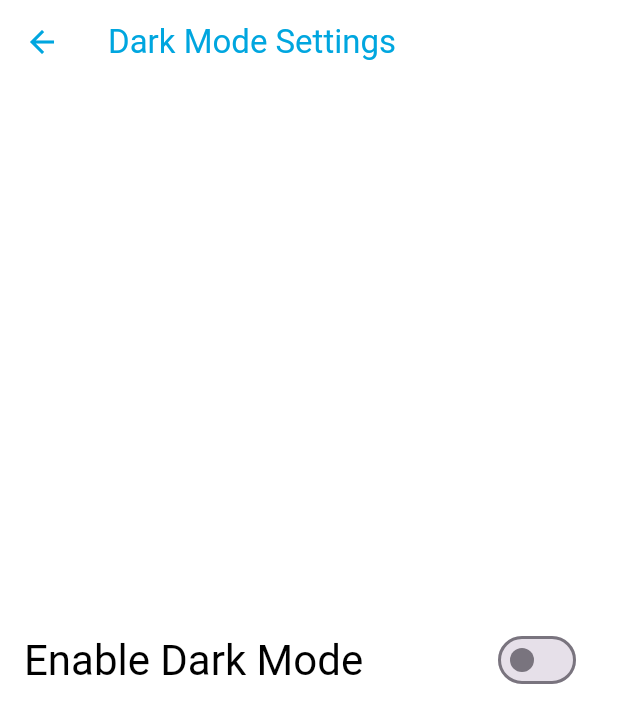
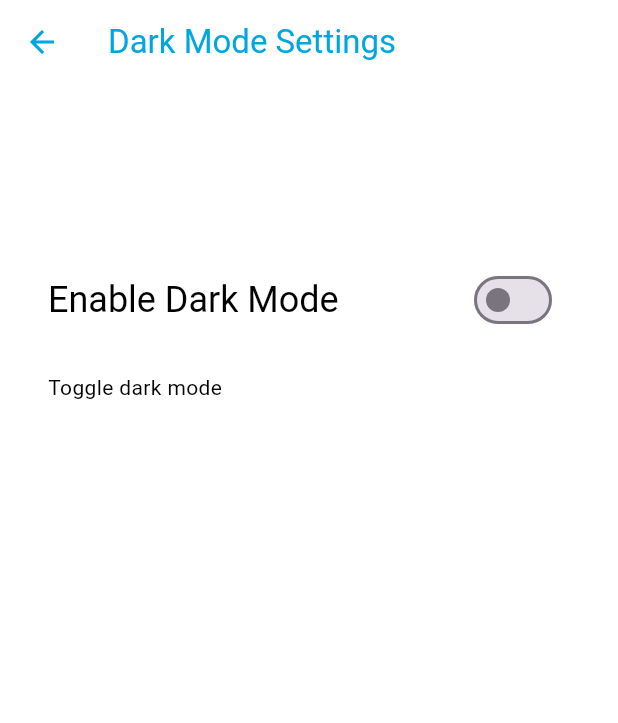
Before and after one commit to matthewyeo1/WanderWise, a Flutter app: the GeneralSettingsPage screen opened directly, after a tap on "Dark Mode", on a phone screen of 412 x 824 dp. Shown: the top 723 px of the screen. Run offline on Flutter 3.47's test engine with Material 3 defaults, Android fonts, the phone set to English and light mode, and no system bars; our stand-ins replace cloud_firestore, file_picker, firebase_auth, firebase_core, firebase_storage, google_maps_flutter and 2 more; missing offline and left inert: flutter_pdfview; accounts and stored records are empty.

Commit message:
-added: refinements to change email feature & delete account feature

```diff
--- a/ww_code/lib/dark_mode.dart
+++ b/ww_code/lib/dark_mode.dart
@@ -28,7 +28,6 @@ class _DarkModeSettingsPageState extends State<DarkModeSettingsPage> {
       });
     } else {
       Navigator.pushReplacementNamed(context, '/login');
-
     }
   }
 
@@ -60,25 +59,30 @@ class _DarkModeSettingsPageState extends State<DarkModeSettingsPage> {
 
   @override
   Widget build(BuildContext context) {
+    final theme = Theme.of(context);
+    final textColor =
+        theme.brightness == Brightness.dark ? Colors.white : Colors.black;
     return Scaffold(
       appBar: AppBar(
         title: const Text('Dark Mode Settings'),
       ),
-      body: Center(
+      body: Padding(
+        padding: const EdgeInsets.all(16.0),
         child: Consumer<ThemeNotifier>(
           builder: (context, themeNotifier, _) {
             return FutureBuilder<bool>(
                 future: _getUserDarkModePreference(),
                 builder: (context, snapshot) {
-                if (snapshot.connectionState == ConnectionState.waiting) {
-                  return const CircularProgressIndicator();
-                } else {
                   bool isDarkMode = snapshot.data ?? false;
 
-                  return SwitchListTile(
+                  return Column(
+                    crossAxisAlignment: CrossAxisAlignment.start,
+                    children: [
+                      const SizedBox(height: 100),
+                      SwitchListTile(
                         title: Text(
                           'Enable Dark Mode',
-                      style: Theme.of(context).textTheme.headlineMedium,
+                          style: Theme.of(context).textTheme.headlineSmall,
                         ),
                         value: isDarkMode,
                         onChanged: (value) {
@@ -87,12 +91,21 @@ class _DarkModeSettingsPageState extends State<DarkModeSettingsPage> {
                           });
                           _saveUserDarkModePreference(value);
                         },
-                    activeTrackColor: const Color.fromARGB(255, 54, 54, 114),
+                        activeTrackColor:
+                            const Color.fromARGB(255, 54, 54, 114),
                         activeColor: isDarkMode ? Colors.white : Colors.black45,
+                      ),
+                      const SizedBox(height: 20),
+                      Padding(
+                        padding: const EdgeInsets.symmetric(horizontal: 16.0),
+                        child: Text(
+                          'Toggle dark mode',
+                          style: TextStyle(color: textColor),
+                        ),
+                      ),
+                    ],
                   );
-                }
-              },
-            );
+                });
           },
         ),
       ),
--- a/ww_code/lib/general.dart
+++ b/ww_code/lib/general.dart
@@ -12,68 +12,38 @@ class GeneralSettingsPage extends StatelessWidget {
     final theme = Theme.of(context);
 
     return Scaffold(
-
       body: ListView(
         children: [
           const SizedBox(height: 50),
           _buildSectionHeader('Security', theme),
-          ListTile(
-            title: Text(
+          _buildListTile(
+            context,
             'Change Email',
-              style: theme.textTheme.bodySmall?.copyWith(fontSize: 20),
+            const ChangeEmailPage(),
+            theme,
           ),
-            onTap: () {
-              Navigator.push(
+          _buildListTile(
             context,
-                MaterialPageRoute(
-                  builder: (context) => const ChangeEmailPage(),
-                ),
-              );
-            },
-          ),
-          ListTile(
-            title: Text(
             'Change Password',
-              style: theme.textTheme.bodySmall?.copyWith(fontSize: 20),
-            ),
-            onTap: () {
-              Navigator.push(
-                context,
-                MaterialPageRoute(
-                  builder: (context) => const ChangePasswordPage(),
-                ),
-              );
-            },
+            const ChangePasswordPage(),
+            theme,
           ),
           const SizedBox(height: 50),
           _buildSectionHeader('Display', theme),
-          ListTile(
-            title: Text(
+          _buildListTile(
+            context,
             'Dark Mode',
-              style: theme.textTheme.bodySmall?.copyWith(fontSize: 20),
-            ),
-            onTap: () {
-              Navigator.push(
-                context,
-                MaterialPageRoute(
-                  builder: (context) => const DarkModeSettingsPage(),
-                ),
-              );
-            },
+            const DarkModeSettingsPage(),
+            theme,
           ),
           const SizedBox(height: 50),
           _buildSectionHeader('Account', theme),
-          ListTile(
-            title: Text(
+          _buildListTile(
+            context,
             'Delete Account',
-              style: theme.textTheme.bodySmall?.copyWith(
-                fontSize: 20,
-                color: Colors.red,
-              ),
-            ),
-            onTap: () {
-              _deleteAccountDialog(context);
-            },
+            null,
+            theme,
+            isDestructive: true,
           ),
         ],
       ),
@@ -82,7 +52,7 @@ class GeneralSettingsPage extends StatelessWidget {
 
   Widget _buildSectionHeader(String title, ThemeData theme) {
     return Padding(
-      padding: const EdgeInsets.all(12.0),
+      padding: const EdgeInsets.symmetric(horizontal: 16.0, vertical: 8.0),
       child: Text(
         title,
         style: theme.textTheme.headlineSmall?.copyWith(fontSize: 16),
@@ -90,21 +60,79 @@ class GeneralSettingsPage extends StatelessWidget {
     );
   }
 
+  Widget _buildListTile(
+      BuildContext context, String title, Widget? page, ThemeData theme,
+      {bool isDestructive = false}) {
+    return Padding(
+      padding: const EdgeInsets.symmetric(horizontal: 16.0),
+      child: ListTile(
+        title: Text(
+          title,
+          style: theme.textTheme.bodySmall?.copyWith(
+            fontSize: 20,
+            color: isDestructive ? Colors.red : null,
+          ),
+        ),
+        onTap: () {
+          if (page != null) {
+            Navigator.push(
+              context,
+              MaterialPageRoute(
+                builder: (context) => page,
+              ),
+            );
+          } else {
+            _deleteAccountDialog(context);
+          }
+        },
+      ),
+    );
+  }
+
   Future<void> _deleteAccountDialog(BuildContext context) async {
+    String password = '';
+    bool isPasswordEntered = false;
+    bool isPasswordCorrect = false;
+
     return showDialog(
       context: context,
       builder: (BuildContext context) {
         final theme = Theme.of(context);
 
+        return StatefulBuilder(
+          builder: (context, setState) {
             return AlertDialog(
               backgroundColor: Colors.white,
               title: Text(
                 "Delete Account",
                 style: theme.textTheme.bodyLarge?.copyWith(color: Colors.black),
               ),
-          content: Text(
+              contentPadding: const EdgeInsets.all(40),
+              content: Column(
+                mainAxisSize: MainAxisSize.min,
+                children: [
+                  Text(
                     "WARNING: Your content will be lost forever!",
-            style: theme.textTheme.bodyLarge?.copyWith(color: Colors.black),
+                    style: theme.textTheme.bodySmall
+                        ?.copyWith(color: Colors.black),
+                  ),
+                  TextField(
+                    cursorColor: Colors.lightBlue,
+
+                    onChanged: (value) {
+                      setState(() {
+                        password = value;
+                        isPasswordEntered = password.isNotEmpty;
+                      });
+                    },
+                    style: const TextStyle(color: Colors.black),
+                    obscureText: true,
+                    decoration: const InputDecoration(
+                      hintText: 'Password',
+                      hintStyle: TextStyle(color: Colors.black45),
+                    ),
+                  ),
+                ],
               ),
               actions: <Widget>[
                 TextButton(
@@ -117,19 +145,60 @@ class GeneralSettingsPage extends StatelessWidget {
                   ),
                 ),
                 TextButton(
-              onPressed: () async {
-                await FirebaseAuth.instance.currentUser?.delete();
-                Navigator.of(context)
-                    .pushNamedAndRemoveUntil('/login', (route) => false);
-              },
-              child: const Text(
+                  onPressed: isPasswordEntered
+                      ? () async {
+                          try {
+                            final User? user =
+                                FirebaseAuth.instance.currentUser;
+                            if (user != null) {
+                              final credential = EmailAuthProvider.credential(
+                                email: user.email!,
+                                password: password,
+                              );
+                              await user
+                                  .reauthenticateWithCredential(credential);
+
+                              isPasswordCorrect = true;
+
+                              if (isPasswordCorrect) {
+                                await FirebaseAuth.instance.currentUser
+                                    ?.delete();
+                                Navigator.of(context).pushNamedAndRemoveUntil(
+                                    '/login', (route) => false);
+                                ScaffoldMessenger.of(context).showSnackBar(
+                                  const SnackBar(
+                                    content: Text('Account deleted successfully!'),
+                                ),
+                              );
+                              }
+                            } else {
+                              ScaffoldMessenger.of(context).showSnackBar(
+                                const SnackBar(
+                                  content: Text('User not found'),
+                                ),
+                              );
+                            }
+                          } catch (e) {
+                            ScaffoldMessenger.of(context).showSnackBar(
+                              const SnackBar(
+                                content: Text('Incorrect password'),
+                              ),
+                            );
+                            print("Error: $e");
+                          }
+                        }
+                      : null,
+                  child: Text(
                     "Yes",
-                style: TextStyle(color: Colors.red),
+                    style: TextStyle(
+                        color: isPasswordEntered ? Colors.red : Colors.grey),
                   ),
                 ),
               ],
             );
           },
         );
+      },
+    );
   }
 }
--- a/ww_code/lib/profile_page.dart
+++ b/ww_code/lib/profile_page.dart
@@ -45,7 +45,7 @@ class ProfilePageState extends State<ProfilePage> {
         Map<String, dynamic>? data = userDoc.data() as Map<String, dynamic>?;
 
         setState(() {
-          _usernameController.text = data?['Username'] ?? '';
+          _usernameController.text = data?['username'] ?? '';
           _bioController.text = data?['bio'] ?? '';
           _profileImageUrl = data?['profileImageUrl'];
         });
@@ -122,7 +122,7 @@ class ProfilePageState extends State<ProfilePage> {
           .collection('Users')
           .doc(_user.uid)
           .update({
-        'Username': _usernameController.text,
+        'username': _usernameController.text,
         'bio': _bioController.text,
         'profileImageUrl': _profileImageUrl,
       });
```
Also changed, not shown: ww_code/lib/change_email.dart (+23 -13 lines). Lines whose indentation alone changed are shown as unchanged.
